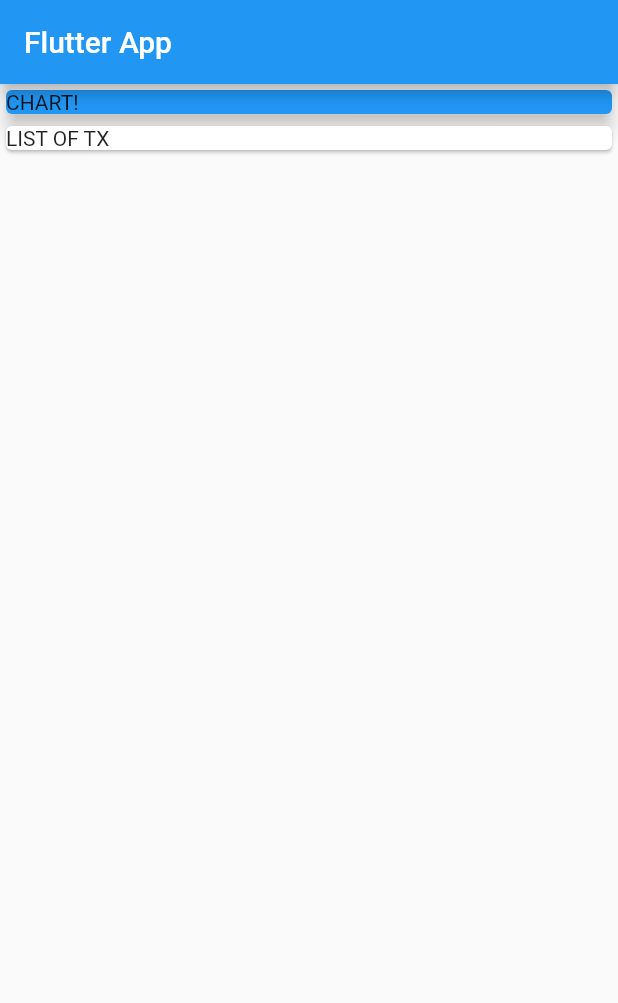
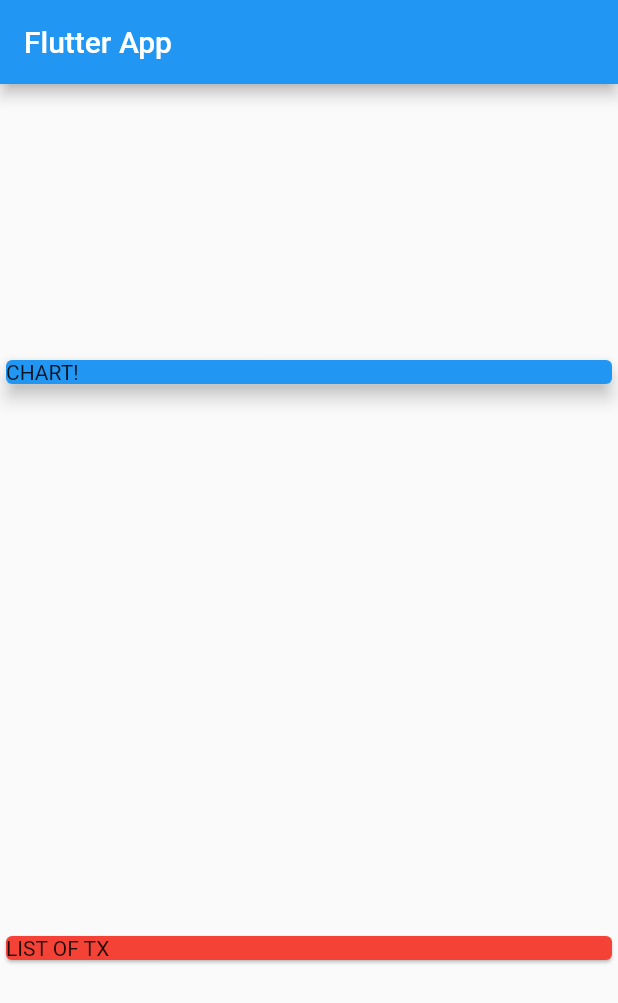
Before and after one commit to harusys/udemy, a Flutter app: the screen it shows after launch, on a phone screen of 412 x 824 dp. Shown: the top 1003 px of the screen. Run offline on Flutter 3.47's test engine with Material 2 defaults, Android fonts, the phone set to English and light mode, and no system bars.

Commit message:
section4-x: Understanding Column Alignment

```diff
--- a/expenses_app/lib/main.dart
+++ b/expenses_app/lib/main.dart
@@ -20,22 +20,20 @@ class MyHomePage extends StatelessWidget {
         title: Text('Flutter App'),
       ),
       body: Column(
+        mainAxisAlignment: MainAxisAlignment.spaceAround,
+        crossAxisAlignment: CrossAxisAlignment.stretch,
         children: <Widget>[
-          // Card 配下の Text を Container でラップする（Card は子ウィジェットの大きさに依存）
+          Container(
+            // width: double.infinity, // stretch があるためなくても同じ挙動になる
+            child: Card(
+              color: Colors.blue,
+              child: Text('CHART!'),
+              elevation: 5,
+            ),
+          ),
           Card(
-            color: Colors.blue,
-            child: Container(
-              width: double.infinity,
-              child: Text('CHART!'),
-            ),
-            elevation: 5,
-          ),
-          // Card を Container でラップする
-          Container(
-            width: double.infinity,
-            child: Card(
-              child: Text('LIST OF TX'),
-            ),
+            color: Colors.red,
+            child: Text('LIST OF TX'),
           ),
         ],
       ),
```
